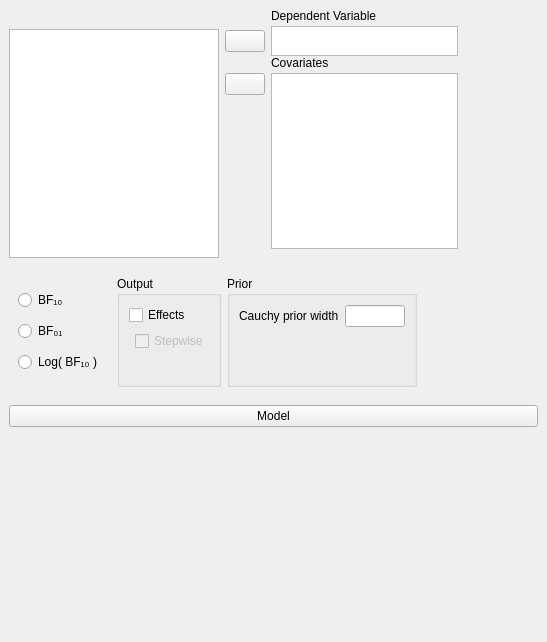
This is JASP-Desktop/analysisforms/regressionlinearbayesianform.ui in jasp-stats/jasp-desktop as Qt 5 draws it before an edit. The edited form follows.
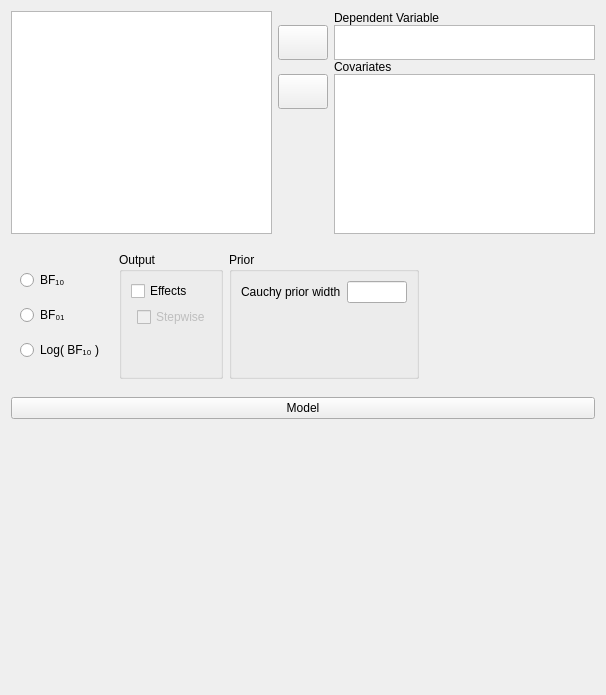
This is the edited form. Custom widgets are drawn as their Qt base class.

Diff of the .ui file:
```diff
--- a/JASP-Desktop/analysisforms/regressionlinearbayesianform.ui
+++ b/JASP-Desktop/analysisforms/regressionlinearbayesianform.ui
@@ -6,203 +6,187 @@
    <rect>
     <x>0</x>
     <y>0</y>
-    <width>547</width>
-    <height>642</height>
+    <width>606</width>
+    <height>695</height>
    </rect>
   </property>
+  <property name="sizePolicy">
+   <sizepolicy hsizetype="Fixed" vsizetype="Preferred">
+    <horstretch>0</horstretch>
+    <verstretch>0</verstretch>
+   </sizepolicy>
+  </property>
   <property name="windowTitle">
    <string>Form</string>
   </property>
-  <layout class="QGridLayout" name="gridLayout">
-   <property name="leftMargin">
-    <number>0</number>
-   </property>
-   <property name="topMargin">
-    <number>0</number>
-   </property>
-   <property name="rightMargin">
-    <number>0</number>
-   </property>
-   <property name="bottomMargin">
-    <number>0</number>
-   </property>
+  <layout class="QVBoxLayout" name="verticalLayout">
    <property name="spacing">
-    <number>0</number>
+    <number>9</number>
    </property>
-   <item row="0" column="0">
-    <widget class="QWidget" name="widget_3" native="true">
-     <property name="maximumSize">
-      <size>
-       <width>16777215</width>
-       <height>500</height>
-      </size>
+   <item>
+    <widget class="QWidget" name="topWidget" native="true">
+     <property name="sizePolicy">
+      <sizepolicy hsizetype="Preferred" vsizetype="Fixed">
+       <horstretch>0</horstretch>
+       <verstretch>0</verstretch>
+      </sizepolicy>
      </property>
-     <layout class="QGridLayout" name="gridLayout_10">
+     <layout class="QGridLayout" name="gridLayout_3">
+      <property name="leftMargin">
+       <number>0</number>
+      </property>
+      <property name="topMargin">
+       <number>0</number>
+      </property>
+      <property name="rightMargin">
+       <number>0</number>
+      </property>
+      <property name="bottomMargin">
+       <number>0</number>
+      </property>
       <property name="verticalSpacing">
        <number>0</number>
       </property>
-      <item row="0" column="0">
-       <widget class="QWidget" name="widget_2" native="true">
-        <property name="maximumSize">
-         <size>
-          <width>16777215</width>
-          <height>20</height>
-         </size>
-        </property>
-       </widget>
-      </item>
       <item row="2" column="2">
-       <widget class="QWidget" name="widget_13" native="true">
-        <layout class="QGridLayout" name="gridLayout_7">
-         <property name="leftMargin">
-          <number>0</number>
-         </property>
-         <property name="topMargin">
-          <number>0</number>
-         </property>
-         <property name="rightMargin">
-          <number>0</number>
-         </property>
-         <property name="verticalSpacing">
-          <number>3</number>
-         </property>
-         <item row="0" column="0">
-          <widget class="QWidget" name="widget_14" native="true"/>
-         </item>
-         <item row="1" column="0">
-          <widget class="AssignButton" name="buttonAssignCovariates">
-           <property name="maximumSize">
-            <size>
-             <width>50</width>
-             <height>16777215</height>
-            </size>
-           </property>
-           <property name="text">
-            <string/>
-           </property>
-          </widget>
-         </item>
-         <item row="1" column="1" rowspan="2">
-          <widget class="BoundListView" name="covariates">
-           <property name="sizePolicy">
-            <sizepolicy hsizetype="Maximum" vsizetype="Expanding">
-             <horstretch>0</horstretch>
-             <verstretch>0</verstretch>
-            </sizepolicy>
-           </property>
-           <property name="minimumSize">
-            <size>
-             <width>0</width>
-             <height>80</height>
-            </size>
-           </property>
-           <property name="maximumSize">
-            <size>
-             <width>210</width>
-             <height>16777215</height>
-            </size>
-           </property>
-           <property name="selectionMode">
-            <enum>QAbstractItemView::ExtendedSelection</enum>
-           </property>
-          </widget>
-         </item>
-         <item row="2" column="0">
-          <spacer name="verticalSpacer_3">
-           <property name="orientation">
-            <enum>Qt::Vertical</enum>
-           </property>
-           <property name="sizeHint" stdset="0">
-            <size>
-             <width>20</width>
-             <height>84</height>
-            </size>
-           </property>
-          </spacer>
-         </item>
-         <item row="0" column="1">
-          <widget class="QLabel" name="label_4">
-           <property name="text">
-            <string>Covariates</string>
-           </property>
-          </widget>
-         </item>
-        </layout>
+       <widget class="QLabel" name="label_4">
+        <property name="sizePolicy">
+         <sizepolicy hsizetype="Fixed" vsizetype="Fixed">
+          <horstretch>0</horstretch>
+          <verstretch>0</verstretch>
+         </sizepolicy>
+        </property>
+        <property name="text">
+         <string>Covariates</string>
+        </property>
        </widget>
       </item>
-      <item row="0" column="2" rowspan="2">
-       <widget class="QWidget" name="widget_6" native="true">
-        <layout class="QGridLayout" name="gridLayout_3">
-         <property name="leftMargin">
-          <number>0</number>
-         </property>
-         <property name="topMargin">
-          <number>0</number>
-         </property>
-         <property name="rightMargin">
-          <number>0</number>
-         </property>
-         <property name="bottomMargin">
-          <number>0</number>
-         </property>
-         <property name="verticalSpacing">
-          <number>3</number>
-         </property>
-         <item row="0" column="0">
-          <widget class="QWidget" name="widget_7" native="true"/>
-         </item>
-         <item row="0" column="1">
-          <widget class="QLabel" name="label">
-           <property name="text">
-            <string>Dependent Variable</string>
-           </property>
-          </widget>
-         </item>
-         <item row="1" column="0">
-          <widget class="AssignButton" name="buttonAssignDependent">
-           <property name="maximumSize">
-            <size>
-             <width>50</width>
-             <height>16777215</height>
-            </size>
-           </property>
-           <property name="text">
-            <string/>
-           </property>
-          </widget>
-         </item>
-         <item row="1" column="1">
-          <widget class="BoundListView" name="dependent">
-           <property name="sizePolicy">
-            <sizepolicy hsizetype="Maximum" vsizetype="Expanding">
-             <horstretch>0</horstretch>
-             <verstretch>0</verstretch>
-            </sizepolicy>
-           </property>
-           <property name="minimumSize">
-            <size>
-             <width>0</width>
-             <height>0</height>
-            </size>
-           </property>
-           <property name="maximumSize">
-            <size>
-             <width>210</width>
-             <height>30</height>
-            </size>
-           </property>
-           <property name="selectionMode">
-            <enum>QAbstractItemView::ExtendedSelection</enum>
-           </property>
-          </widget>
-         </item>
-        </layout>
+      <item row="3" column="1">
+       <widget class="AssignButton" name="buttonAssignCovariates">
+        <property name="sizePolicy">
+         <sizepolicy hsizetype="Fixed" vsizetype="Fixed">
+          <horstretch>0</horstretch>
+          <verstretch>0</verstretch>
+         </sizepolicy>
+        </property>
+        <property name="minimumSize">
+         <size>
+          <width>50</width>
+          <height>35</height>
+         </size>
+        </property>
+        <property name="maximumSize">
+         <size>
+          <width>50</width>
+          <height>35</height>
+         </size>
+        </property>
+        <property name="text">
+         <string/>
+        </property>
        </widget>
       </item>
-      <item row="1" column="0" rowspan="2">
+      <item row="1" column="1">
+       <widget class="AssignButton" name="buttonAssignDependent">
+        <property name="sizePolicy">
+         <sizepolicy hsizetype="Fixed" vsizetype="Fixed">
+          <horstretch>0</horstretch>
+          <verstretch>0</verstretch>
+         </sizepolicy>
+        </property>
+        <property name="minimumSize">
+         <size>
+          <width>50</width>
+          <height>35</height>
+         </size>
+        </property>
+        <property name="maximumSize">
+         <size>
+          <width>50</width>
+          <height>35</height>
+         </size>
+        </property>
+        <property name="text">
+         <string/>
+        </property>
+       </widget>
+      </item>
+      <item row="0" column="2">
+       <widget class="QLabel" name="label">
+        <property name="text">
+         <string>Dependent Variable</string>
+        </property>
+       </widget>
+      </item>
+      <item row="1" column="2">
+       <widget class="BoundListView" name="dependent">
+        <property name="sizePolicy">
+         <sizepolicy hsizetype="Expanding" vsizetype="Fixed">
+          <horstretch>0</horstretch>
+          <verstretch>0</verstretch>
+         </sizepolicy>
+        </property>
+        <property name="minimumSize">
+         <size>
+          <width>0</width>
+          <height>35</height>
+         </size>
+        </property>
+        <property name="maximumSize">
+         <size>
+          <width>16777215</width>
+          <height>35</height>
+         </size>
+        </property>
+        <property name="selectionMode">
+         <enum>QAbstractItemView::ExtendedSelection</enum>
+        </property>
+       </widget>
+      </item>
+      <item row="4" column="1">
+       <spacer name="verticalSpacer_3">
+        <property name="orientation">
+         <enum>Qt::Vertical</enum>
+        </property>
+        <property name="sizeType">
+         <enum>QSizePolicy::Expanding</enum>
+        </property>
+        <property name="sizeHint" stdset="0">
+         <size>
+          <width>20</width>
+          <height>0</height>
+         </size>
+        </property>
+       </spacer>
+      </item>
+      <item row="3" column="2" rowspan="2">
+       <widget class="BoundListView" name="covariates">
+        <property name="sizePolicy">
+         <sizepolicy hsizetype="Expanding" vsizetype="Fixed">
+          <horstretch>0</horstretch>
+          <verstretch>1</verstretch>
+         </sizepolicy>
+        </property>
+        <property name="minimumSize">
+         <size>
+          <width>0</width>
+          <height>160</height>
+         </size>
+        </property>
+        <property name="maximumSize">
+         <size>
+          <width>16777215</width>
+          <height>160</height>
+         </size>
+        </property>
+        <property name="selectionMode">
+         <enum>QAbstractItemView::ExtendedSelection</enum>
+        </property>
+       </widget>
+      </item>
+      <item row="0" column="0" rowspan="5">
        <widget class="AvailableFieldsListView" name="listAvailableFields">
         <property name="sizePolicy">
-         <sizepolicy hsizetype="Fixed" vsizetype="Expanding">
+         <sizepolicy hsizetype="Expanding" vsizetype="Preferred">
           <horstretch>0</horstretch>
           <verstretch>0</verstretch>
          </sizepolicy>
@@ -210,13 +194,7 @@
         <property name="minimumSize">
          <size>
           <width>0</width>
-          <height>200</height>
-         </size>
-        </property>
-        <property name="maximumSize">
-         <size>
-          <width>210</width>
-          <height>16777215</height>
+          <height>0</height>
          </size>
         </property>
         <property name="selectionMode">
@@ -227,19 +205,24 @@
      </layout>
     </widget>
    </item>
-   <item row="0" column="1">
-    <widget class="QWidget" name="widget_4" native="true">
-     <property name="minimumSize">
-      <size>
-       <width>80</width>
-       <height>0</height>
-      </size>
-     </property>
-    </widget>
-   </item>
-   <item row="1" column="0" colspan="2">
+   <item>
     <widget class="QWidget" name="widget_12" native="true">
+     <property name="sizePolicy">
+      <sizepolicy hsizetype="Fixed" vsizetype="Fixed">
+       <horstretch>0</horstretch>
+       <verstretch>0</verstretch>
+      </sizepolicy>
+     </property>
      <layout class="QGridLayout" name="gridLayout_4">
+      <property name="leftMargin">
+       <number>0</number>
+      </property>
+      <property name="rightMargin">
+       <number>0</number>
+      </property>
+      <property name="bottomMargin">
+       <number>0</number>
+      </property>
       <item row="0" column="1">
        <widget class="GroupBox" name="groupBox_3">
         <property name="title">
@@ -289,6 +272,51 @@
         </layout>
        </widget>
       </item>
+      <item row="0" column="2">
+       <widget class="GroupBox" name="groupBox">
+        <property name="title">
+         <string>Prior</string>
+        </property>
+        <layout class="QGridLayout" name="gridLayout_2">
+         <item row="0" column="1">
+          <widget class="BoundTextBox" name="priorWidth">
+           <property name="minimumSize">
+            <size>
+             <width>60</width>
+             <height>0</height>
+            </size>
+           </property>
+           <property name="maximumSize">
+            <size>
+             <width>60</width>
+             <height>16777215</height>
+            </size>
+           </property>
+          </widget>
+         </item>
+         <item row="0" column="0">
+          <widget class="QLabel" name="label_2">
+           <property name="text">
+            <string>Cauchy prior width</string>
+           </property>
+          </widget>
+         </item>
+         <item row="1" column="0">
+          <spacer name="verticalSpacer">
+           <property name="orientation">
+            <enum>Qt::Vertical</enum>
+           </property>
+           <property name="sizeHint" stdset="0">
+            <size>
+             <width>20</width>
+             <height>40</height>
+            </size>
+           </property>
+          </spacer>
+         </item>
+        </layout>
+       </widget>
+      </item>
       <item row="0" column="0">
        <widget class="BoundGroupBox" name="bayesFactorType" native="true">
         <property name="title" stdset="0">
@@ -322,68 +350,10 @@
         </layout>
        </widget>
       </item>
-      <item row="0" column="3">
-       <spacer name="horizontalSpacer">
-        <property name="orientation">
-         <enum>Qt::Horizontal</enum>
-        </property>
-        <property name="sizeHint" stdset="0">
-         <size>
-          <width>40</width>
-          <height>20</height>
-         </size>
-        </property>
-       </spacer>
-      </item>
-      <item row="0" column="2">
-       <widget class="GroupBox" name="groupBox">
-        <property name="title">
-         <string>Prior</string>
-        </property>
-        <layout class="QGridLayout" name="gridLayout_2">
-         <item row="0" column="1">
-          <widget class="BoundTextBox" name="priorWidth">
-           <property name="minimumSize">
-            <size>
-             <width>60</width>
-             <height>0</height>
-            </size>
-           </property>
-           <property name="maximumSize">
-            <size>
-             <width>60</width>
-             <height>16777215</height>
-            </size>
-           </property>
-          </widget>
-         </item>
-         <item row="0" column="0">
-          <widget class="QLabel" name="label_2">
-           <property name="text">
-            <string>Cauchy prior width</string>
-           </property>
-          </widget>
-         </item>
-         <item row="1" column="0">
-          <spacer name="verticalSpacer">
-           <property name="orientation">
-            <enum>Qt::Vertical</enum>
-           </property>
-           <property name="sizeHint" stdset="0">
-            <size>
-             <width>20</width>
-             <height>40</height>
-            </size>
-           </property>
-          </spacer>
-         </item>
-        </layout>
-       </widget>
-      </item>
      </layout>
     </widget>
    </item>
-   <item row="2" column="0" colspan="2">
+   <item>
     <widget class="QWidget" name="widget_11" native="true">
      <layout class="QGridLayout" name="gridLayout_6">
       <property name="leftMargin">
@@ -410,6 +380,15 @@
          </sizepolicy>
         </property>
         <layout class="QGridLayout" name="gridLayout_5">
+         <property name="leftMargin">
+          <number>0</number>
+         </property>
+         <property name="rightMargin">
+          <number>0</number>
+         </property>
+         <property name="bottomMargin">
+          <number>0</number>
+         </property>
          <item row="0" column="0">
           <widget class="ExpanderButton" name="expanderModel">
            <property name="text">
@@ -439,6 +418,19 @@
      </layout>
     </widget>
    </item>
+   <item>
+    <spacer name="verticalSpacer_2">
+     <property name="orientation">
+      <enum>Qt::Vertical</enum>
+     </property>
+     <property name="sizeHint" stdset="0">
+      <size>
+       <width>20</width>
+       <height>40</height>
+      </size>
+     </property>
+    </spacer>
+   </item>
   </layout>
  </widget>
  <customwidgets>
```
